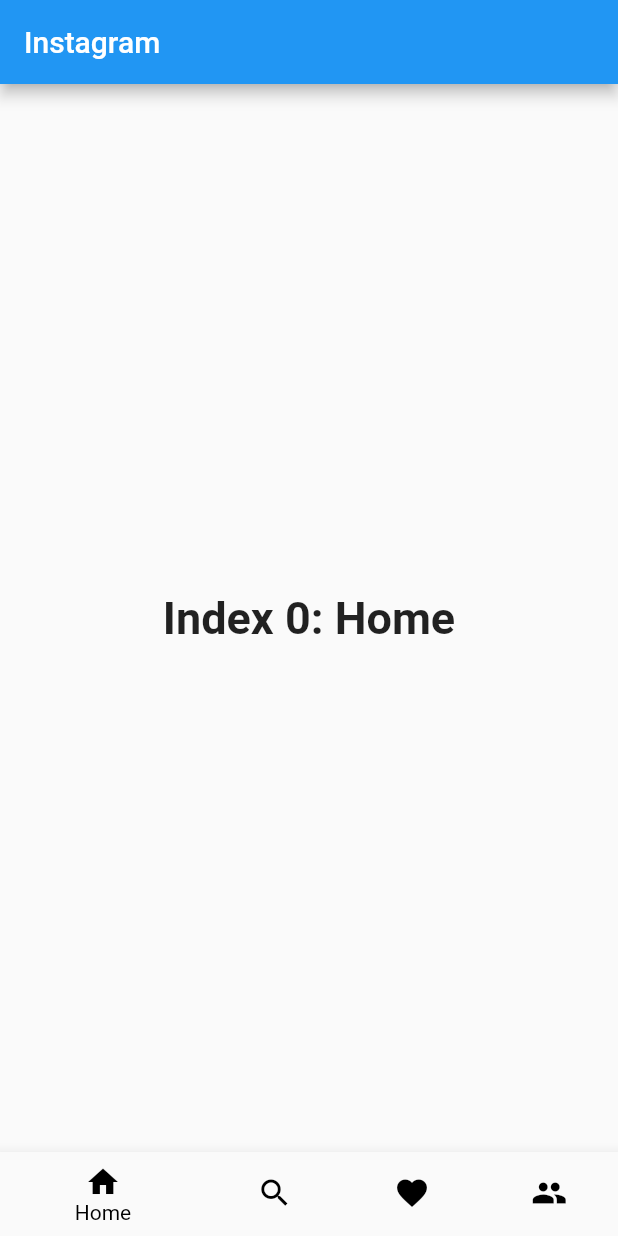
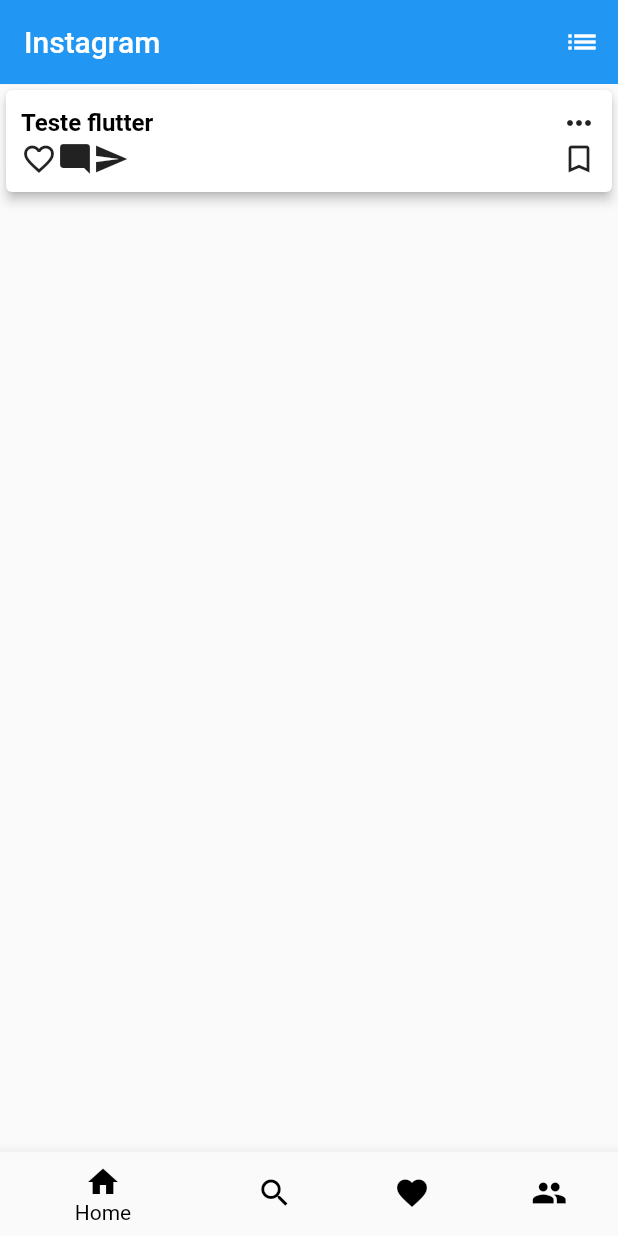
Before and after one commit to motarenato/flutter_insta, a Flutter app: the screen it shows after launch, on a phone screen of 412 x 824 dp. Run offline on Flutter 3.47's test engine with Material 2 defaults, Android fonts, the phone set to English and light mode, and no system bars.

Commit message:
Create Home card

```diff
--- a/lib/main.dart
+++ b/lib/main.dart
@@ -1,3 +1,4 @@
+import 'package:flutter_insta/screens/home.dart';
 import 'package:flutter/material.dart';
 import 'package:flutter/rendering.dart';
 
@@ -8,33 +9,32 @@ class HomePage extends StatefulWidget {
 }
 
 class _HomePageState extends State<HomePage> with TickerProviderStateMixin<HomePage> {
-  int _currentIndex = 0;
+  List<Widget> pageList = List<Widget>();
+
   static const TextStyle optionStyle =
       TextStyle(fontSize: 30, fontWeight: FontWeight.bold);
-  static const List<Widget> _widgetOptions = <Widget>[
-      Text(
-        'Index 0: Home',
-        style: optionStyle,
-      ),
-      Text(
+
+
+  @override
+  void initState() {
+    pageList.add(Home(title: 'Instagram'));
+    pageList.add(Text(
         'Index 1: Search',
         style: optionStyle,
-      ),
-      Text(
-        'Index 2: Activity',
-        style: optionStyle,
-      ),
-      Text(
-        'Index 3: Profile',
-        style: optionStyle,
-      ),
-    ];
+      ));
+    super.initState();
+  }
+
+  int _currentIndex = 0;
 
   @override
   Widget build(BuildContext context) {
     return Scaffold(
-      appBar: AppBar(title: Text('Instagram')),
-      body: Center(child: _widgetOptions.elementAt(_currentIndex)),
+      body: Center(child: IndexedStack(
+                      index: _currentIndex,
+                      children: pageList,
+                    ),
+                  ),
       bottomNavigationBar: BottomNavigationBar(
         currentIndex: _currentIndex,
         onTap: (int index) {
--- /dev/null
+++ b/lib/screens/home.dart
@@ -0,0 +1,77 @@
+import 'package:flutter/material.dart';
+
+class Home extends StatefulWidget {
+  Home({Key key, this.title}) : super(key: key);
+
+  final String title;
+
+  @override
+  _HomeState createState() => _HomeState();
+}
+
+class _HomeState extends State<Home> {
+
+  Widget _cardHeader(String userName) => Row(
+    mainAxisAlignment: MainAxisAlignment.spaceBetween,
+    children: <Widget>[
+      Text(
+        userName,
+        style: TextStyle(
+          color: Colors.black,
+          fontSize: 16,
+          fontWeight: FontWeight.w600,
+        ),
+      ),
+      Icon(Icons.more_horiz)
+    ],
+  );
+
+  Widget _cardActions() => Row(
+    mainAxisAlignment: MainAxisAlignment.spaceBetween,
+    children: <Widget>[
+      Row(
+        mainAxisAlignment: MainAxisAlignment.spaceBetween,
+        children: <Widget>[
+          Icon(Icons.favorite_border),
+          Icon(Icons.mode_comment),
+          Icon(Icons.send),
+        ],
+      ),
+      Icon(Icons.bookmark_border)
+    ],
+  );
+
+
+  Widget _timelineCard() => Card(
+      elevation: 3,
+      child: Container(
+        margin: const EdgeInsets.all(10.0),
+        child: Column ( children: <Widget>[
+            _cardHeader("Teste flutter"),
+            _cardActions()
+          ],
+        )
+      )
+  );
+
+  @override
+  Widget build(BuildContext context) {
+    return Scaffold(
+      appBar: AppBar(
+          elevation: 0.1,
+          title: Text(widget.title),
+          actions: <Widget>[
+            IconButton(
+              icon: Icon(Icons.list),
+              onPressed: () {},
+            )
+          ],
+        ),
+      body: ListView(
+              children: <Widget>[
+                _timelineCard()
+              ],
+            ),
+    );
+  }
+}
--- a/pubspec.yaml
+++ b/pubspec.yaml
@@ -41,9 +41,8 @@ flutter:
   uses-material-design: true
 
   # To add assets to your application, add an assets section, like this:
-  # assets:
-  #  - images/a_dot_burr.jpeg
-  #  - images/a_dot_ham.jpeg
+  assets:
+    - assets/
 
   # An image asset can refer to one or more resolution-specific "variants", see
   # https://flutter.dev/assets-and-images/#resolution-aware.
```
